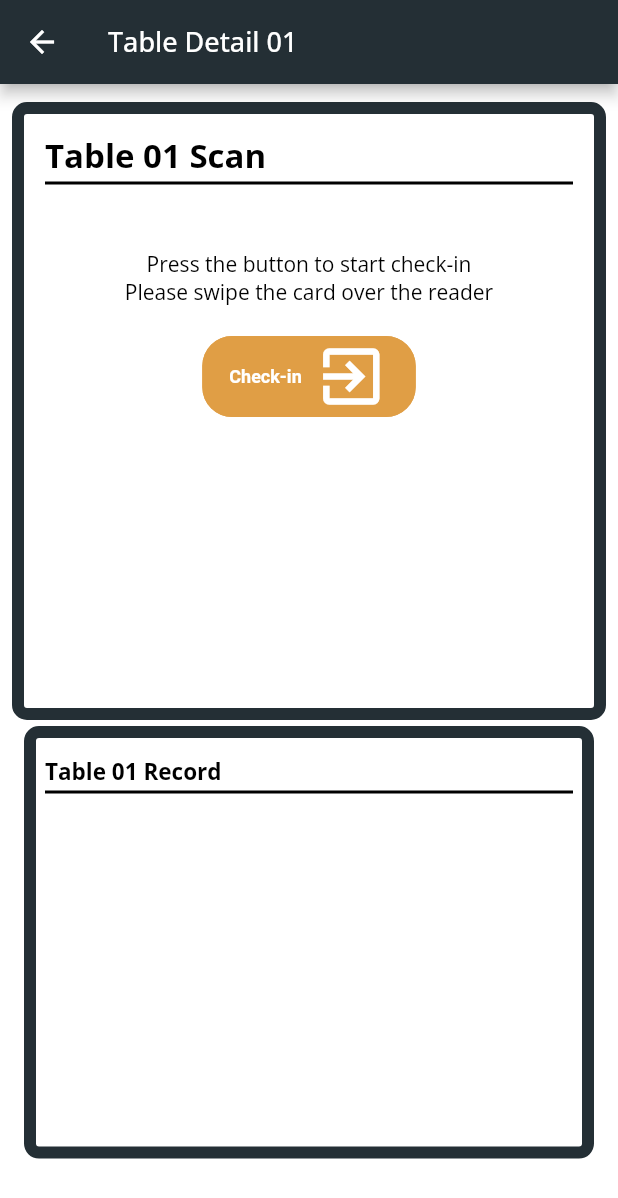
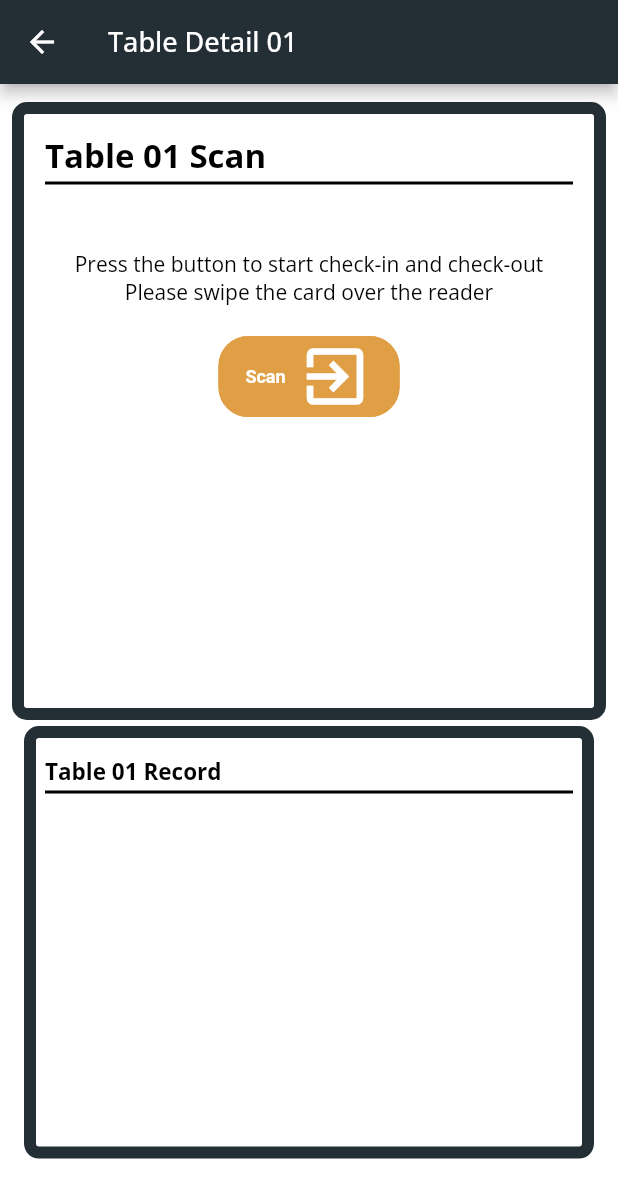
Before and after one commit to virgolibra/smart_office_project, a Flutter app: the TableDetailPage screen opened directly, on a phone screen of 412 x 824 dp. Shown: the top 1198 px of the screen. Run offline on Flutter 3.47's test engine with Material 2 defaults, Android fonts, the phone set to English and light mode, and no system bars; our stand-ins replace camera, cloud_firestore, firebase_auth, firebase_core, firebase_storage, geolocator and 2 more; missing offline and left inert: bottom_bar, mqtt_client; accounts and stored records are empty; generated files the repository leaves out were written again.

Commit message:
fix text

```diff
--- a/flutter_smart_office_project/lib/page/table_detail_page.dart
+++ b/flutter_smart_office_project/lib/page/table_detail_page.dart
@@ -375,7 +375,7 @@ class _TableDetailPageState extends State<TableDetailPage> {
                         height: 20,
                       ),
                       Text(
-                        'Press the button to start check-in',
+                        'Press the button to start check-in and check-out',
                         style: TextStyle(
                           color: Colors.black,
                         ),
@@ -394,7 +394,7 @@ class _TableDetailPageState extends State<TableDetailPage> {
                           connect();
                         },
                         icon: const Text(
-                          'Check-in',
+                          'Scan',
                           style: TextStyle(fontWeight: FontWeight.bold),
                         ),
                         label: Icon(
@@ -581,7 +581,7 @@ class _TableDetailPageState extends State<TableDetailPage> {
                   isDataCollected
                       ? "Updated at $formattedTime "
                       : "No valid card data. Please swipe the card again or check the device connection.",
-                  style: TextStyle(color: Colors.black, fontSize: 8),
+                  style: const TextStyle(color: Colors.black, fontSize: 8),
                 ),
                 // Expanded(child: _weatherIconDisplay()),
                 SizedBox(
```
